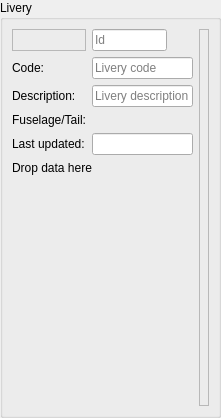
Old version of the form src/blackgui/editors/liveryform.ui in the repository swift-project/pilotclient.
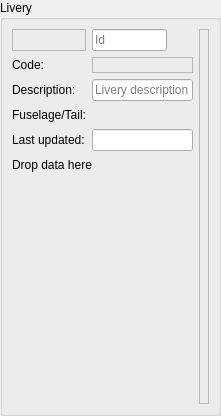
New version of the form. Custom widgets are drawn as their Qt base class.

Commit message: refs #575, using livery completer * embedded in form * rectified readOnly / only for selection * added uper case validator where missing * selecting airline triggers loading of default livery

The edit to the form file:
```diff
--- a/src/blackgui/editors/liveryform.ui
+++ b/src/blackgui/editors/liveryform.ui
@@ -61,9 +61,12 @@
           <number>0</number>
          </property>
          <item>
-          <widget class="QLineEdit" name="le_Code">
-           <property name="placeholderText">
-            <string>Livery code</string>
+          <widget class="BlackGui::Components::CDbLiverySelectorComponent" name="livery_Selector">
+           <property name="frameShape">
+            <enum>QFrame::StyledPanel</enum>
+           </property>
+           <property name="frameShadow">
+            <enum>QFrame::Raised</enum>
            </property>
           </widget>
          </item>
@@ -246,6 +249,12 @@
    <header>blackgui/editors/airlineicaoform.h</header>
    <container>1</container>
   </customwidget>
+  <customwidget>
+   <class>BlackGui::Components::CDbLiverySelectorComponent</class>
+   <extends>QFrame</extends>
+   <header>blackgui/components/dbliveryselectorcomponent.h</header>
+   <container>1</container>
+  </customwidget>
  </customwidgets>
  <tabstops>
   <tabstop>le_Id</tabstop>
```
Left out of the diff: 4 changed lines with no effect on the pictures. The commit also changes 18 other files.
